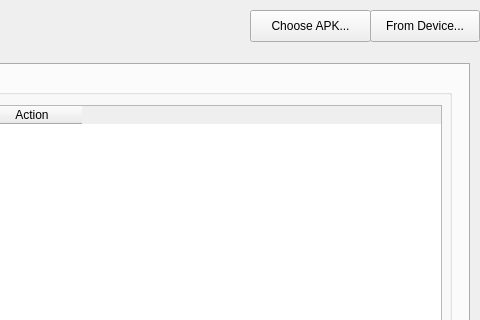
This is qt/droidsec.ui in DarioI/ARES as Qt 5 draws it before an edit; both pictures show x 770 to 1250 and y 0 to 320 of the 1250 by 750 pixel window. The edited form follows.
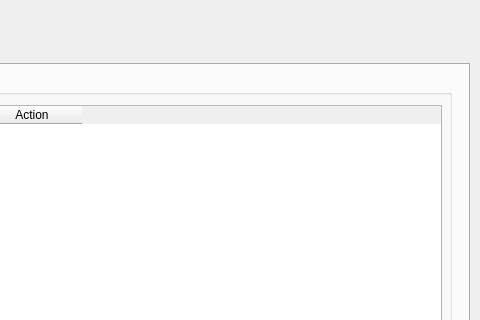
This is the edited form. The open tabs and pages were chosen to show the change.

Commit message: code rearrangement and dialog for choosing file or device

What changed in the file:
```diff
--- a/qt/droidsec.ui
+++ b/qt/droidsec.ui
@@ -47,19 +47,6 @@
      <string>No APK Loaded</string>
     </property>
    </widget>
-   <widget class="QPushButton" name="chooseAPKBtn">
-    <property name="geometry">
-     <rect>
-      <x>1020</x>
-      <y>10</y>
-      <width>121</width>
-      <height>32</height>
-     </rect>
-    </property>
-    <property name="text">
-     <string>Choose APK...</string>
-    </property>
-   </widget>
    <widget class="QTabWidget" name="tabWidget">
     <property name="geometry">
      <rect>
@@ -283,19 +270,6 @@
      </widget>
     </widget>
    </widget>
-   <widget class="QPushButton" name="btnFromDevice">
-    <property name="geometry">
-     <rect>
-      <x>1140</x>
-      <y>10</y>
-      <width>110</width>
-      <height>32</height>
-     </rect>
-    </property>
-    <property name="text">
-     <string>From Device...</string>
-    </property>
-   </widget>
   </widget>
   <widget class="QMenuBar" name="menubar">
    <property name="geometry">
```
Left out of the diff: 6 changed lines with no effect on the pictures. The commit also changes 5 other files.
